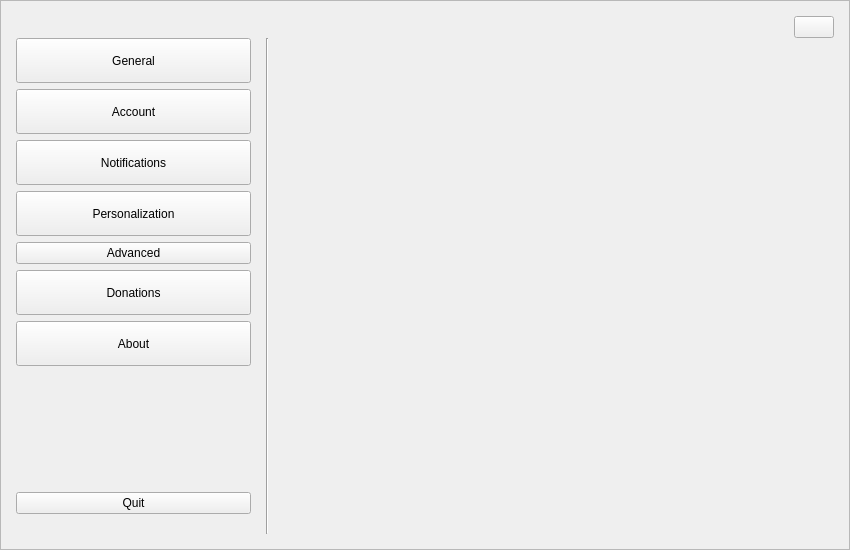
jmbatistav/zapzap, file zapzap/view/ui/settings.ui: the form before one commit.
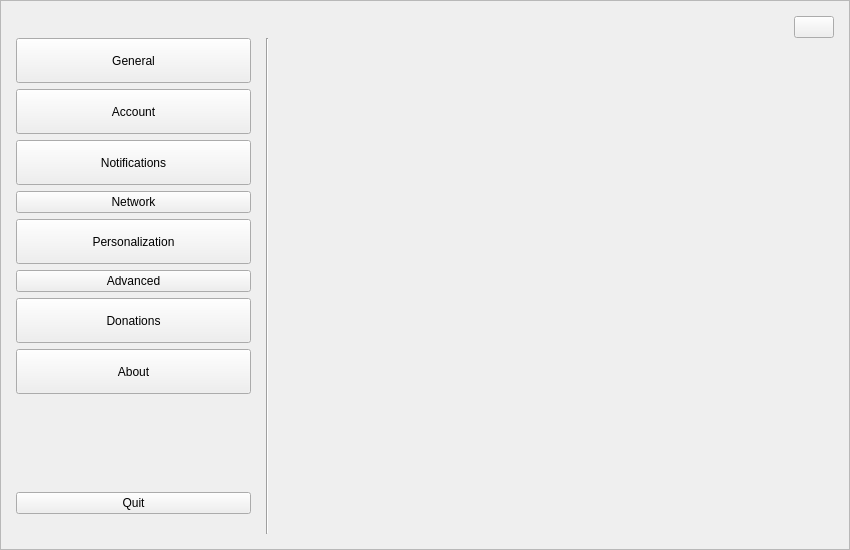
The form after the commit.

Patch:
```diff
--- a/zapzap/view/ui/settings.ui
+++ b/zapzap/view/ui/settings.ui
@@ -262,6 +262,13 @@
                    </property>
                   </widget>
                  </item>
+                 <item>
+                  <widget class="QPushButton" name="btn_network">
+                   <property name="text">
+                    <string>Network</string>
+                   </property>
+                  </widget>
+                 </item>
                  <item>
                   <widget class="QPushButton" name="btn_personalization">
                    <property name="sizePolicy">
```
